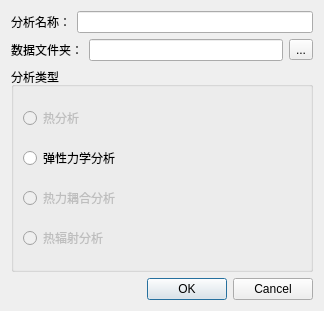
First picture: the form in forms/analysistype.ui, repository lyq105/mscs, before the edit.
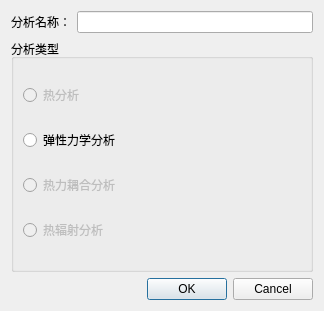
Second picture: the form after the edit.

```diff
--- a/forms/analysistype.ui
+++ b/forms/analysistype.ui
@@ -28,31 +28,6 @@
      </item>
     </layout>
    </item>
-   <item>
-    <layout class="QHBoxLayout" name="horizontalLayout_3">
-     <item>
-      <layout class="QHBoxLayout" name="horizontalLayout_2">
-       <item>
-        <widget class="QLabel" name="label_2">
-         <property name="text">
-          <string>数据文件夹：</string>
-         </property>
-        </widget>
-       </item>
-       <item>
-        <widget class="QLineEdit" name="lineEdit_folder"/>
-       </item>
-       <item>
-        <widget class="QToolButton" name="tb_open_prj_folder">
-         <property name="text">
-          <string>...</string>
-         </property>
-        </widget>
-       </item>
-      </layout>
-     </item>
-    </layout>
-   </item>
    <item>
     <widget class="QGroupBox" name="groupBox">
      <property name="title">
```
